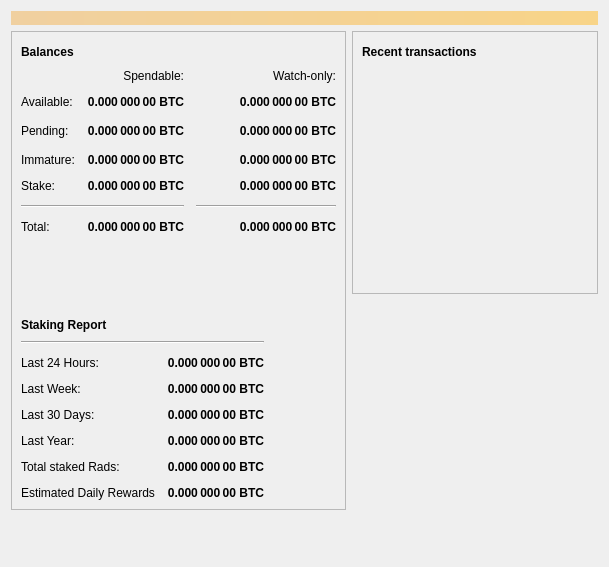
Above: src/qt/forms/overviewpage.ui from RadiumCore/Validity before the change. Below: the same form after it.
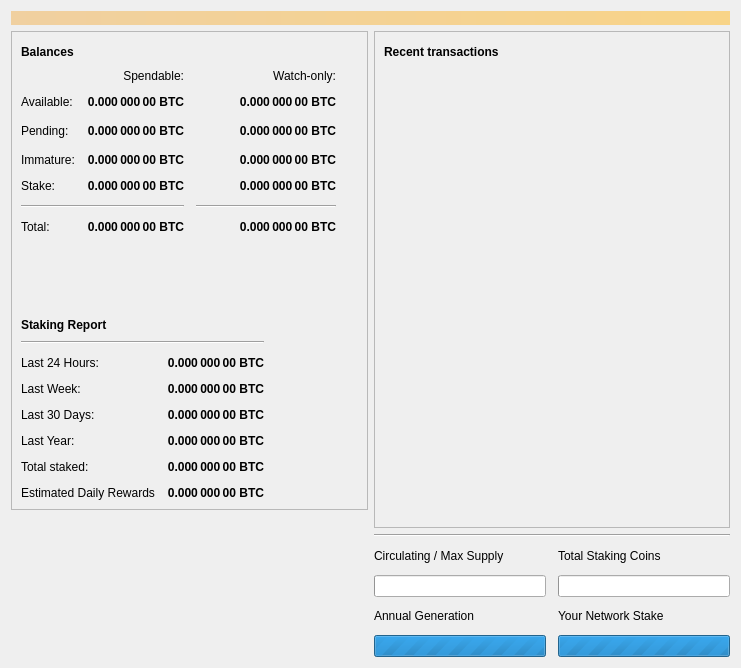
That is the form after the change. Icons and pictures are not drawn.

Commit message: staking progress bar

```diff
--- a/src/qt/forms/overviewpage.ui
+++ b/src/qt/forms/overviewpage.ui
@@ -6,8 +6,8 @@
    <rect>
     <x>0</x>
     <y>0</y>
-    <width>609</width>
-    <height>567</height>
+    <width>741</width>
+    <height>668</height>
    </rect>
   </property>
   <property name="windowTitle">
@@ -675,7 +675,7 @@
             <item row="6" column="0">
              <widget class="QLabel" name="labelallStakingStatsText">
               <property name="text">
-               <string>Total staked Rads:</string>
+               <string>Total staked:</string>
               </property>
              </widget>
             </item>
@@ -849,21 +849,142 @@
             </property>
            </widget>
           </item>
+          <item>
+           <spacer name="verticalSpacer_2">
+            <property name="orientation">
+             <enum>Qt::Vertical</enum>
+            </property>
+            <property name="sizeType">
+             <enum>QSizePolicy::Expanding</enum>
+            </property>
+            <property name="sizeHint" stdset="0">
+             <size>
+              <width>20</width>
+              <height>20</height>
+             </size>
+            </property>
+           </spacer>
+          </item>
          </layout>
         </widget>
        </item>
        <item>
-        <spacer name="verticalSpacer_2">
-         <property name="orientation">
-          <enum>Qt::Vertical</enum>
+        <layout class="QGridLayout" name="stakingbarlayout">
+         <property name="spacing">
+          <number>12</number>
          </property>
-         <property name="sizeHint" stdset="0">
-          <size>
-           <width>20</width>
-           <height>40</height>
-          </size>
-         </property>
-        </spacer>
+         <item row="0" column="0" colspan="2">
+          <widget class="Line" name="line">
+           <property name="orientation">
+            <enum>Qt::Horizontal</enum>
+           </property>
+          </widget>
+         </item>
+         <item row="1" column="0">
+          <widget class="QLabel" name="labelSupplyText">
+           <property name="text">
+            <string>Circulating / Max Supply</string>
+           </property>
+           <property name="alignment">
+            <set>Qt::AlignLeading|Qt::AlignLeft|Qt::AlignVCenter</set>
+           </property>
+          </widget>
+         </item>
+         <item row="1" column="1">
+          <widget class="QLabel" name="labelTotalStakingText">
+           <property name="cursor">
+            <cursorShape>IBeamCursor</cursorShape>
+           </property>
+           <property name="toolTip">
+            <string>Total VAL staked in the past 24 Hours</string>
+           </property>
+           <property name="text">
+            <string notr="true">Total Staking Coins</string>
+           </property>
+           <property name="alignment">
+            <set>Qt::AlignLeading|Qt::AlignLeft|Qt::AlignVCenter</set>
+           </property>
+           <property name="textInteractionFlags">
+            <set>Qt::LinksAccessibleByMouse|Qt::TextSelectableByKeyboard|Qt::TextSelectableByMouse</set>
+           </property>
+          </widget>
+         </item>
+         <item row="2" column="0">
+          <widget class="QProgressBar" name="progressBar_Supply">
+           <property name="maximum">
+            <number>100</number>
+           </property>
+           <property name="value">
+            <number>-1</number>
+           </property>
+          </widget>
+         </item>
+         <item row="2" column="1">
+          <widget class="QProgressBar" name="progressBar_TotalStaking">
+           <property name="maximum">
+            <number>900000</number>
+           </property>
+           <property name="value">
+            <number>-1</number>
+           </property>
+          </widget>
+         </item>
+         <item row="3" column="0">
+          <widget class="QLabel" name="labelAnualGenerationText">
+           <property name="text">
+            <string>Annual Generation</string>
+           </property>
+           <property name="alignment">
+            <set>Qt::AlignLeading|Qt::AlignLeft|Qt::AlignVCenter</set>
+           </property>
+          </widget>
+         </item>
+         <item row="3" column="1">
+          <widget class="QLabel" name="labelMyWeightText">
+           <property name="cursor">
+            <cursorShape>IBeamCursor</cursorShape>
+           </property>
+           <property name="toolTip">
+            <string>Total RADS staked in the past 30 days</string>
+           </property>
+           <property name="text">
+            <string notr="true">Your Network Stake</string>
+           </property>
+           <property name="alignment">
+            <set>Qt::AlignLeading|Qt::AlignLeft|Qt::AlignVCenter</set>
+           </property>
+           <property name="textInteractionFlags">
+            <set>Qt::LinksAccessibleByMouse|Qt::TextSelectableByKeyboard|Qt::TextSelectableByMouse</set>
+           </property>
+          </widget>
+         </item>
+         <item row="4" column="0">
+          <widget class="QProgressBar" name="progressBar_AnnualGeneration">
+           <property name="maximum">
+            <number>0</number>
+           </property>
+           <property name="value">
+            <number>-1</number>
+           </property>
+          </widget>
+         </item>
+         <item row="4" column="1">
+          <widget class="QProgressBar" name="progressBar_MyWeight">
+           <property name="maximum">
+            <number>0</number>
+           </property>
+           <property name="value">
+            <number>-1</number>
+           </property>
+          </widget>
+         </item>
+        </layout>
+       </item>
+       <item>
+        <layout class="QHBoxLayout" name="horizontalLayout_supplybar"/>
+       </item>
+       <item>
+        <layout class="QHBoxLayout" name="horizontalLayout_stakingbar"/>
        </item>
       </layout>
      </item>
```
Left out of the diff: 207 changed lines with no effect on the pictures. The commit also changes 11 other files.
